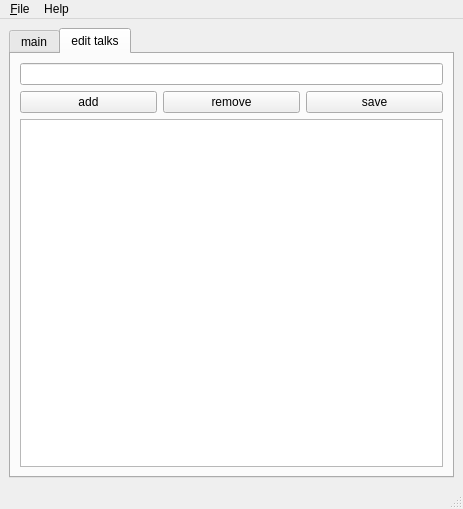
Freeseer/freeseer, file forms/freeseer_ui_qt.ui: the form before one commit.
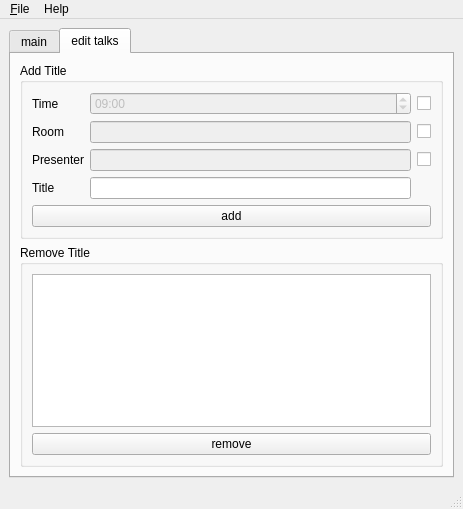
The form after the commit. The open tabs and pages were chosen to show the change.

Commit message: changed edit talks tab to allow optional settings _time_ _room_ and _presenter_ ui changes only. backend code changes coming.

```diff
--- a/forms/freeseer_ui_qt.ui
+++ b/forms/freeseer_ui_qt.ui
@@ -32,9 +32,15 @@
       <property name="elideMode">
        <enum>Qt::ElideNone</enum>
       </property>
+      <property name="usesScrollButtons">
+       <bool>true</bool>
+      </property>
       <property name="documentMode">
        <bool>false</bool>
       </property>
+      <property name="tabsClosable">
+       <bool>false</bool>
+      </property>
       <widget class="QWidget" name="main">
        <attribute name="title">
         <string>main</string>
@@ -157,35 +163,160 @@
        </attribute>
        <layout class="QVBoxLayout" name="verticalLayout">
         <item>
-         <widget class="QLineEdit" name="talkLineEdit"/>
+         <widget class="QGroupBox" name="groupBox">
+          <property name="title">
+           <string>Add Title</string>
+          </property>
+          <layout class="QVBoxLayout" name="verticalLayout_3">
+           <item>
+            <layout class="QGridLayout" name="gridLayout_2">
+             <item row="2" column="0">
+              <widget class="QLabel" name="label">
+               <property name="text">
+                <string>Room</string>
+               </property>
+               <property name="buddy">
+                <cstring>lineEdit</cstring>
+               </property>
+              </widget>
+             </item>
+             <item row="2" column="1">
+              <widget class="QLineEdit" name="lineEdit">
+               <property name="enabled">
+                <bool>false</bool>
+               </property>
+               <property name="inputMask">
+                <string/>
+               </property>
+              </widget>
+             </item>
+             <item row="0" column="1">
+              <widget class="QTimeEdit" name="timeEdit">
+               <property name="enabled">
+                <bool>false</bool>
+               </property>
+               <property name="dateTime">
+                <datetime>
+                 <hour>9</hour>
+                 <minute>0</minute>
+                 <second>0</second>
+                 <year>2000</year>
+                 <month>1</month>
+                 <day>1</day>
+                </datetime>
+               </property>
+               <property name="displayFormat">
+                <string>hh:mm</string>
+               </property>
+               <property name="time">
+                <time>
+                 <hour>9</hour>
+                 <minute>0</minute>
+                 <second>0</second>
+                </time>
+               </property>
+              </widget>
+             </item>
+             <item row="0" column="2">
+              <widget class="QCheckBox" name="checkBox">
+               <property name="layoutDirection">
+                <enum>Qt::LeftToRight</enum>
+               </property>
+               <property name="text">
+                <string/>
+               </property>
+               <property name="checked">
+                <bool>false</bool>
+               </property>
+              </widget>
+             </item>
+             <item row="2" column="2">
+              <widget class="QCheckBox" name="checkBox_2">
+               <property name="text">
+                <string/>
+               </property>
+              </widget>
+             </item>
+             <item row="0" column="0">
+              <widget class="QLabel" name="label_2">
+               <property name="text">
+                <string>Time</string>
+               </property>
+               <property name="buddy">
+                <cstring>timeEdit</cstring>
+               </property>
+              </widget>
+             </item>
+             <item row="4" column="1">
+              <widget class="QLineEdit" name="talkLineEdit"/>
+             </item>
+             <item row="4" column="0">
+              <widget class="QLabel" name="label_3">
+               <property name="text">
+                <string>Title</string>
+               </property>
+               <property name="buddy">
+                <cstring>talkLineEdit</cstring>
+               </property>
+              </widget>
+             </item>
+             <item row="3" column="0">
+              <widget class="QLabel" name="label_4">
+               <property name="text">
+                <string>Presenter</string>
+               </property>
+               <property name="buddy">
+                <cstring>lineEdit_2</cstring>
+               </property>
+              </widget>
+             </item>
+             <item row="3" column="1">
+              <widget class="QLineEdit" name="lineEdit_2">
+               <property name="enabled">
+                <bool>false</bool>
+               </property>
+               <property name="inputMask">
+                <string/>
+               </property>
+              </widget>
+             </item>
+             <item row="3" column="2">
+              <widget class="QCheckBox" name="checkBox_3">
+               <property name="text">
+                <string/>
+               </property>
+              </widget>
+             </item>
+            </layout>
+           </item>
+           <item>
+            <widget class="QPushButton" name="addTalkButton">
+             <property name="text">
+              <string>add</string>
+             </property>
+            </widget>
+           </item>
+          </layout>
+         </widget>
         </item>
         <item>
-         <layout class="QHBoxLayout" name="editActionslayout">
-          <item>
-           <widget class="QPushButton" name="addTalkButton">
-            <property name="text">
-             <string>add</string>
-            </property>
-           </widget>
-          </item>
-          <item>
-           <widget class="QPushButton" name="removeTalkButton">
-            <property name="text">
-             <string>remove</string>
-            </property>
-           </widget>
-          </item>
-          <item>
-           <widget class="QPushButton" name="saveTalkButton">
-            <property name="text">
-             <string>save</string>
-            </property>
-           </widget>
-          </item>
-         </layout>
-        </item>
-        <item>
-         <widget class="QListWidget" name="editTalkList"/>
+         <widget class="QGroupBox" name="groupBox_2">
+          <property name="title">
+           <string>Remove Title</string>
+          </property>
+          <layout class="QVBoxLayout" name="verticalLayout_4">
+           <item>
+            <widget class="QListWidget" name="editTalkList"/>
+           </item>
+           <item>
+            <widget class="QPushButton" name="removeTalkButton">
+             <property name="text">
+              <string>remove</string>
+             </property>
+            </widget>
+           </item>
+          </layout>
+         </widget>
         </item>
        </layout>
       </widget>
```
Left out of the diff: 97 changed lines with no effect on the pictures.
